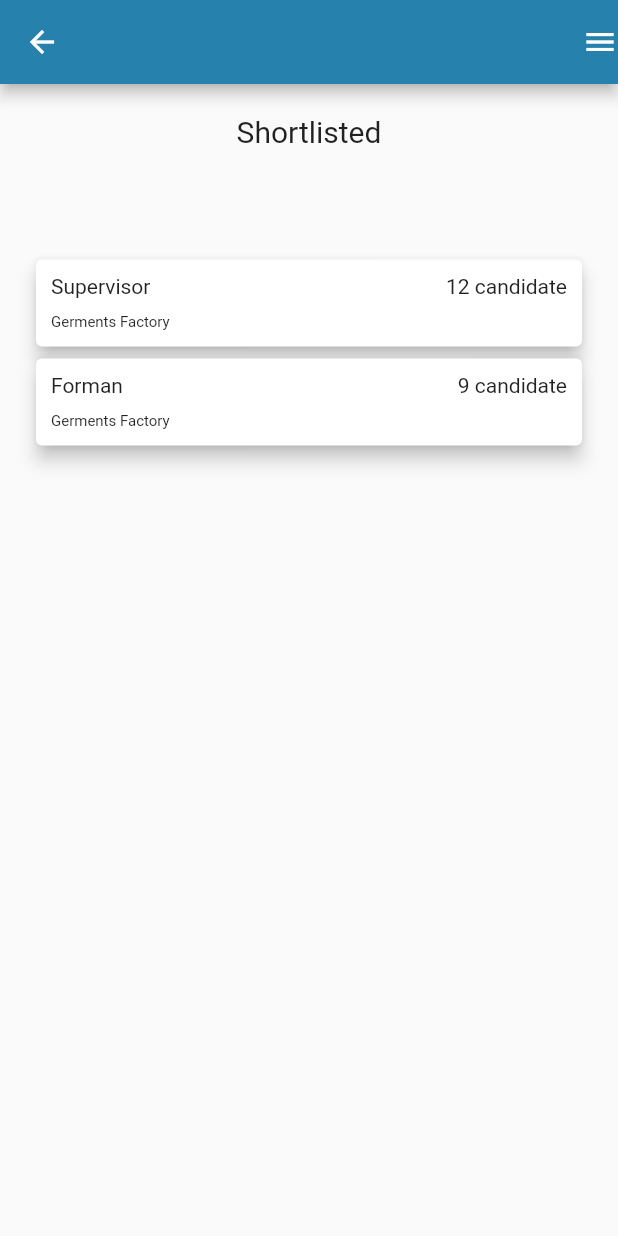
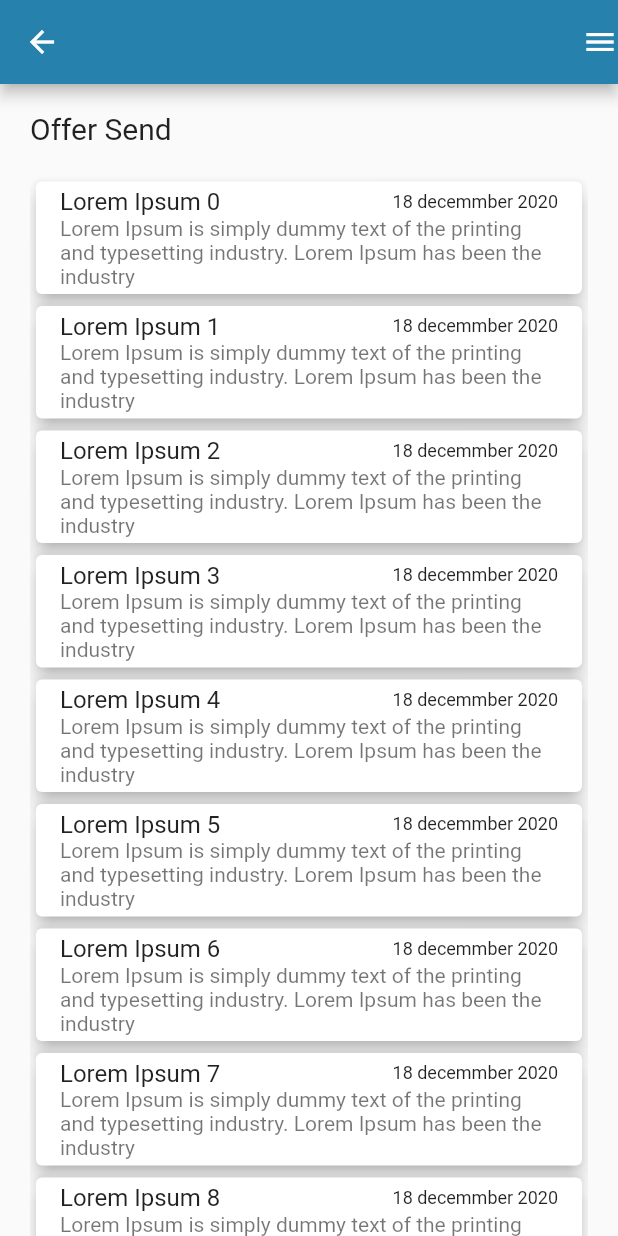
Before and after one commit to 02imran/hire, a Flutter app: the screen it shows after launch, on a phone screen of 412 x 824 dp. Run offline on Flutter 3.47's test engine with Material 2 defaults, Android fonts, the phone set to English and light mode, and no system bars; our stand-ins replace flutter_svg.

Commit message:
offer screen done

```diff
--- a/lib/employeer/buy_now/components/buy_now_body.dart
+++ b/lib/employeer/buy_now/components/buy_now_body.dart
@@ -3,7 +3,7 @@ import 'package:hire_app/components/custom_button.dart';
 import 'package:hire_app/constants.dart';
 import 'package:hire_app/employeer/home/components/search.dart';
 class BuyNowBody extends StatelessWidget {
-  const BuyNowBody({Key? key}) : super(key: key);
+
 
   @override
   Widget build(BuildContext context) {
--- /dev/null
+++ b/lib/employeer/offer_details/components/details_table.dart
@@ -0,0 +1,41 @@
+import 'package:flutter/material.dart';
+
+class DetailsTable extends StatelessWidget {
+  const DetailsTable({
+    Key? key,
+  }) : super(key: key);
+
+  @override
+  Widget build(BuildContext context) {
+    return Container(
+      decoration: BoxDecoration(
+        color: Colors.grey.withOpacity(0.3),
+        borderRadius: BorderRadius.all(
+          Radius.circular(10),
+        ),
+      ),
+      child: Table(
+        defaultVerticalAlignment: TableCellVerticalAlignment.middle,
+
+
+        border: TableBorder.all(),
+        children: [
+          TableRow(children: [
+            Text('Date'),
+            Text('canditate'),
+            Text('Sms send'),
+            Text('  Cost/massage'),
+            Text('Total'),
+          ]),
+          TableRow(children: [
+            TableCell(child: Text("1.")),
+            TableCell(child: Text("Krishna Karki")),
+            TableCell(child: Text("Nepal, Kathmandu")),
+            TableCell(child: Text("Nepal")),
+            Text('Total'),
+          ]),
+        ],
+      ),
+    );
+  }
+}
--- /dev/null
+++ b/lib/employeer/offer_details/components/offer_details_body.dart
@@ -0,0 +1,37 @@
+import 'package:flutter/material.dart';
+import 'package:hire_app/components/custom_button.dart';
+import 'package:hire_app/constants.dart';
+
+import 'details_table.dart';
+
+class OfferDetailsBody extends StatelessWidget {
+  const OfferDetailsBody({Key? key}) : super(key: key);
+
+  @override
+  Widget build(BuildContext context) {
+    return Padding(
+      padding: EdgeInsets.symmetric(horizontal: 20),
+      child: Column(
+        crossAxisAlignment: CrossAxisAlignment.start,
+        children: [
+          SizedBox(height: 20),
+          Text('Offer Details', style: TextStyle(fontSize: 18)),
+          SizedBox(height: 20),
+          Text('Massage:', style: TextStyle(fontSize: 13)),
+          Text(
+            'Lorem Ipsum is simply dummy text of the printing and typesetting industry. Lorem Ipsum has been the industrys standard dummy text ever since the 1500s, when an unknown printer took a galley of type and scrambled it to make a type specimen book.',
+            style: TextStyle(fontSize: 11),
+          ),
+          SizedBox(height: 40),
+          Text('Details:'),
+          DetailsTable(),
+          SizedBox(height: 40),
+          Center(
+            child: CustomeButton(
+                text: 'Candidate List', press: () {}, color: kSuccessColor),
+          )
+        ],
+      ),
+    );
+  }
+}
--- /dev/null
+++ b/lib/employeer/offer_send/components/offer_send_body.dart
@@ -0,0 +1,28 @@
+import 'package:flutter/material.dart';
+import 'package:hire_app/employeer/home/components/List_header.dart';
+import 'package:hire_app/employeer/offer_send/components/offer_send_list.dart';
+import 'package:hire_app/employeer/offer_details/offer_details.dart';
+
+class OfferSendBody extends StatelessWidget {
+  const OfferSendBody({Key? key}) : super(key: key);
+
+  @override
+  Widget build(BuildContext context) {
+    return SafeArea(
+      child: Padding(
+        padding: EdgeInsets.symmetric(horizontal: 20),
+        child: SingleChildScrollView(
+          child: Column(
+            crossAxisAlignment: CrossAxisAlignment.start,
+            children: [
+              SizedBox(height: 18),
+              Text('Offer Send', style: TextStyle(fontSize: 20)),
+              SizedBox(height: 20),
+              ListOfOfferData(),
+            ],
+          ),
+        ),
+      ),
+    );
+  }
+}
--- /dev/null
+++ b/lib/employeer/offer_send/components/offer_send_list.dart
@@ -0,0 +1,52 @@
+import 'package:flutter/material.dart';
+
+import '../../offer_details/offer_details.dart';
+
+class ListOfOfferData extends StatelessWidget {
+  @override
+  Widget build(BuildContext context) {
+    final items = List<String>.generate(
+      10,
+      (i) => "Lorem Ipsum $i",
+    );
+
+    ///This file return listview iteam
+
+    return Container(
+      height: MediaQuery.of(context).size.height,
+      child: ListView.builder(
+        itemCount: items.length,
+        itemBuilder: (_, index) => GestureDetector(
+          onTap: () {
+            Navigator.push(
+              context,
+              MaterialPageRoute(
+                builder: (_) => OfferDetails(),
+              ),
+            );
+          },
+          child: Card(
+            elevation: 5,
+            child: ListTile(
+              title: Row(
+                mainAxisAlignment: MainAxisAlignment.spaceBetween,
+                children: [
+                  Text(
+                    items[index],
+                  ),
+                  Text(
+                    '18 decemmber 2020',
+                    style: TextStyle(fontSize: 12),
+                  ),
+                ],
+              ),
+              subtitle: Text(
+                'Lorem Ipsum is simply dummy text of the printing and typesetting industry. Lorem Ipsum has been the industry',
+              ),
+            ),
+          ),
+        ),
+      ),
+    );
+  }
+}
--- /dev/null
+++ b/lib/employeer/offer_send/offer_send.dart
@@ -0,0 +1,31 @@
+
+import 'package:flutter/material.dart';
+import 'package:hire_app/components/drawer_menu.dart';
+import 'package:hire_app/employeer/offer_send/components/offer_send_body.dart';
+
+class OfferSend extends StatelessWidget {
+
+
+  @override
+  Widget build(BuildContext context) {
+    GlobalKey<ScaffoldState> _drawerKey = GlobalKey();
+    return Scaffold(
+      key: _drawerKey,
+      drawer: DrawerMenu(),
+      appBar: AppBar(
+        leading: Icon(Icons.arrow_back),
+        actions: [
+          GestureDetector(
+            onTap: () {
+              _drawerKey.currentState!.openDrawer();
+            },
+            child: Icon(Icons.menu),
+          ),
+        ],
+        backgroundColor: Color(0xFF2682AD),
+      ),
+      body: OfferSendBody(),
+
+    );
+  }
+}
--- a/lib/main.dart
+++ b/lib/main.dart
@@ -1,6 +1,8 @@
 import 'package:flutter/material.dart';
 
 import 'package:hire_app/employeer/shorted_list/shorted_list.dart';
+
+import 'employeer/offer_send/offer_send.dart';
 
 void main() {
   runApp(MyApp());
@@ -12,7 +14,7 @@ class MyApp extends StatelessWidget {
   Widget build(BuildContext context) {
     return MaterialApp(
       debugShowCheckedModeBanner: false,
-      home: ShortedList(),
+      home: OfferSend(),
     );
   }
 }
```
Also changed, not shown: lib/employeer/offer_details/offer_details.dart (added, +29 -0 lines), lib/screen2/transaction_complete/transaction_success.dart (deleted, +0 -11 lines), assets/images/logo.png (added).
